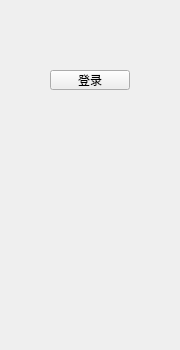
The window that wechat.ui (sjchen1994/MyFirstWindowApp) describes before a commit, drawn with Qt 5.
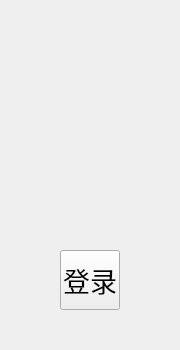
The same window after the commit.

```diff
--- a/wechat.ui
+++ b/wechat.ui
@@ -16,12 +16,21 @@
   <widget class="QPushButton" name="wechat_login">
    <property name="geometry">
     <rect>
-     <x>50</x>
-     <y>70</y>
-     <width>80</width>
-     <height>20</height>
+     <x>60</x>
+     <y>250</y>
+     <width>60</width>
+     <height>60</height>
     </rect>
    </property>
+   <property name="font">
+    <font>
+     <family>Verdana</family>
+     <pointsize>20</pointsize>
+    </font>
+   </property>
+   <property name="cursor">
+    <cursorShape>PointingHandCursor</cursorShape>
+   </property>
    <property name="text">
     <string>登录</string>
    </property>
@@ -30,7 +39,7 @@
    <property name="geometry">
     <rect>
      <x>40</x>
-     <y>120</y>
+     <y>130</y>
      <width>100</width>
      <height>100</height>
     </rect>
```
